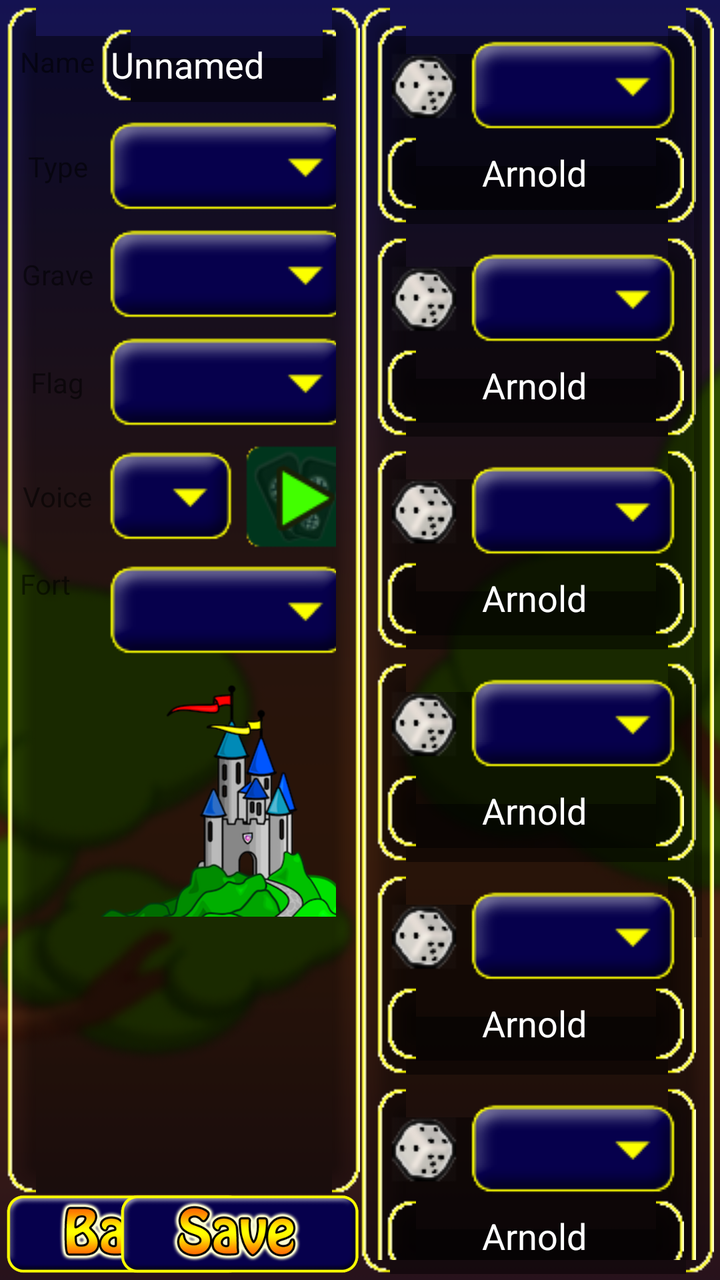
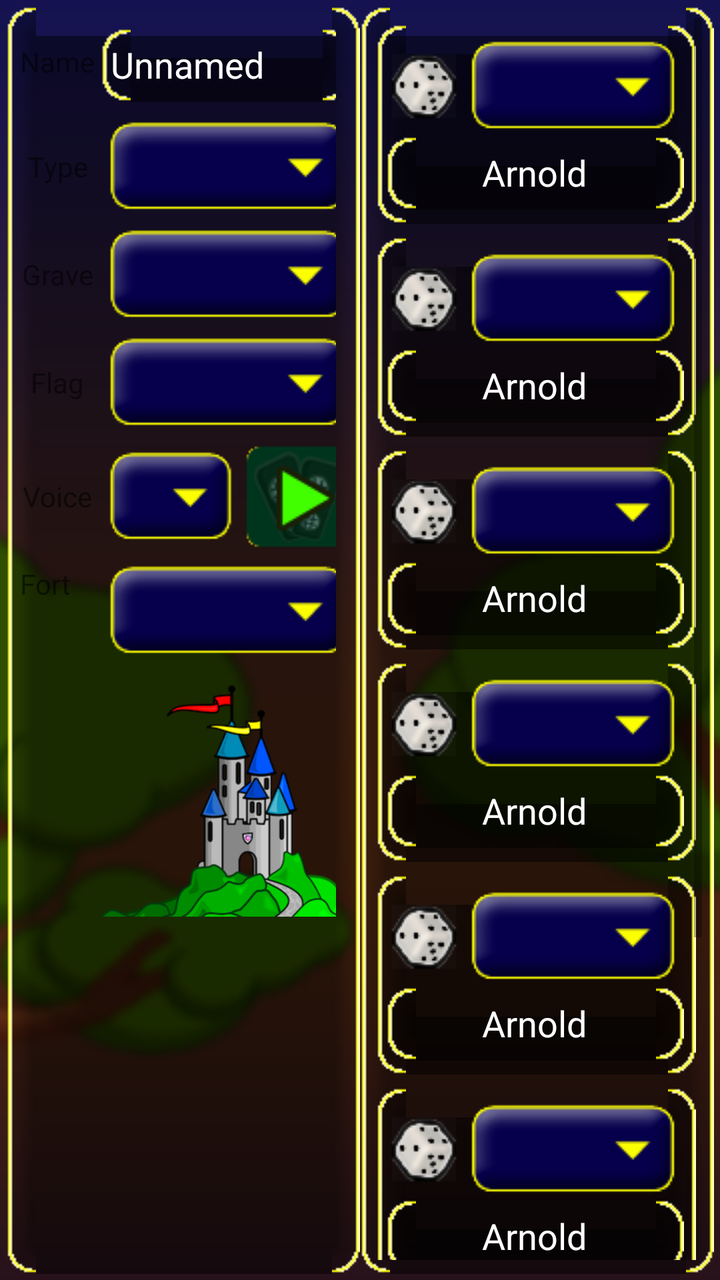

Screens rendered from an Android XML layout before and after an edit, with the pre-edit source and the edit as a unified diff.
<!-- AndroidManifest.xml: fallback theme Theme.MaterialComponents.DayNight.NoActionBar -->
<!-- res/layout/team_creation.xml -->
<?xml version="1.0" encoding="utf-8"?>
<FrameLayout
	xmlns:android="http://schemas.android.com/apk/res/android"
  	android:layout_width="fill_parent"
	android:layout_height="fill_parent">
	<include layout="@layout/background"/>
	<LinearLayout
	  xmlns:android="http://schemas.android.com/apk/res/android"
	  android:orientation="horizontal"
	  android:layout_width="fill_parent"
	  android:layout_height="fill_parent"
	  android:padding="3dp">
	  
	  <RelativeLayout
	  	android:layout_width="fill_parent"
	  	android:layout_height="fill_parent"
	  	android:layout_weight="1">
	  	<include layout="@layout/backbutton"/>
	  	<include layout="@layout/savebutton"/>
	  	<ScrollView
		  	android:layout_width="fill_parent"
		  	android:layout_height="fill_parent"
		  	android:layout_above="@+id/btnBack"
		  	android:background="@drawable/box"
		  	android:scrollbarFadeDuration="0">
		  	<TableLayout
		  		android:layout_width="fill_parent"
		  		android:layout_height="fill_parent"
		  		android:stretchColumns="1"
		  		android:layout_marginRight="4dip">
		  		<TableRow android:padding="2dip">
			  		<TextView
			  			android:id="@+id/nameTag"
			  			android:layout_width="wrap_content"
			  			android:layout_height="wrap_content"
			  			android:text="@string/name"/>
			  		<EditText
			  			android:id="@+id/txtName"
			  			android:layout_width="fill_parent"
			  			android:layout_height="wrap_content"
			  			android:layout_margin="3dip"
			  			android:background="@drawable/box"
			  			android:text="@string/name_default"
			  			android:textColor="#FFF"/>
		  		</TableRow>
		  		<TableRow android:padding="2dip">
			  		<TextView
			  			android:id="@+id/typeTag"
			  			android:layout_width="wrap_content"
			  			android:layout_height="fill_parent"
			  			android:layout_alignTop="@+id/spinType"
			  			android:layout_alignBottom="@id/spinType"
			  			android:gravity="center"
			  			android:text="@string/type"/>
			  		<Spinner
			  			android:id="@id/spinType"
			  			android:layout_width="fill_parent"
			  			android:layout_height="wrap_content"
			  			android:layout_marginLeft="3dip"
			  			android:background="@drawable/dropdown"/>
		  		</TableRow>
		  		<TableRow android:padding="2dip">
		  			<TextView
			  			android:id="@+id/graveTag"
			  			android:layout_width="wrap_content"
			  			android:layout_height="fill_parent"
			  			android:layout_alignTop="@+id/spinGrave"
			  			android:layout_alignBottom="@id/spinGrave"
			  			android:gravity="center"
			  			android:text="@string/grave"/>
			  		<Spinner
			  			android:id="@id/spinGrave"
			  			android:layout_width="wrap_content"
			  			android:layout_height="wrap_content"
			  			android:layout_marginLeft="3dip"
			  			android:background="@drawable/dropdown"/>
		  		</TableRow>
		  		<TableRow android:padding="2dip">
		   			<TextView
			  			android:id="@+id/FlagTag"
			  			android:layout_width="wrap_content"
			  			android:layout_height="fill_parent"
			  			android:layout_alignTop="@+id/spinFlag"
			  			android:layout_alignBottom="@id/spinFlag"
			  			android:gravity="center"
			  			android:text="@string/flag"/>
			  		<Spinner
			  			android:id="@id/spinFlag"
			  			android:layout_width="fill_parent"
			  			android:layout_height="wrap_content"
			  			android:layout_marginLeft="3dip"
			  			android:background="@drawable/dropdown"/>
		  		</TableRow>
		  		<TableRow android:padding="2dip">
		  		  	<TextView
			  			android:id="@+id/voiceTag"
			  			android:layout_width="wrap_content"
			  			android:layout_height="fill_parent"
			  			android:layout_alignTop="@+id/spinVoice"
			  			android:layout_alignBottom="@id/spinVoice"
			  			android:gravity="center"
			  			android:text="@string/voice"/>
			  		<RelativeLayout
			  			android:layout_width="fill_parent"
			  			android:layout_height="wrap_content"
			  			android:layout_marginLeft="3dip">
			  			<ImageButton
			  				android:id="@+id/btnPlay"
			  				android:layout_width="wrap_content"
			  				android:layout_height="wrap_content"
			  				android:layout_alignParentRight="true"
			  				android:adjustViewBounds="true"
			  				android:scaleType="centerInside"
			  				android:src="@drawable/playsound"
			  				android:background="@android:color/transparent"/>
			  			<Spinner
			  				android:id="@+id/spinVoice"
			  				android:layout_width="fill_parent"
			  				android:layout_height="fill_parent"
			  				android:layout_centerVertical="true"
			  				android:layout_alignParentLeft="true"
			  				android:layout_toLeftOf="@id/btnPlay"
			  				android:background="@drawable/dropdown"/>
			  		</RelativeLayout>
		  		</TableRow>
		  		<TableRow android:padding="2dip">
		  			<TextView
			  			android:id="@+id/fortTag"
			  			android:layout_width="wrap_content"
			  			android:layout_height="wrap_content"
			  			android:layout_marginTop="2dip"
			  			android:gravity="top"
			  			android:text="@string/fort"/>
		  			<RelativeLayout
			  			android:layout_width="fill_parent"
			  			android:layout_height="wrap_content"
			  			android:layout_marginLeft="3dip">
			  			<Spinner
			  				android:id="@+id/spinFort"
			  				android:layout_width="fill_parent"
			  				android:layout_height="wrap_content"
			  				android:layout_centerHorizontal="true"
			  				android:background="@drawable/dropdown"/>
			  			<ImageView
			  				android:id="@+id/imgFort"
			  				android:layout_width="128dip"
			  				android:layout_height="128dip"
			  				android:layout_centerHorizontal="true"
			  				android:layout_below="@id/spinFort"
			  				android:adjustViewBounds="true"
			  				android:scaleType="centerInside"
			  				android:background="@android:color/transparent"
			  				android:src="@drawable/fort"/>
			  			
			  		</RelativeLayout>
		  		</TableRow>
		  	</TableLayout>
		  </ScrollView>
	  </RelativeLayout>
	  
	  <ScrollView
	  	android:id="@+id/scroller"
	  	android:layout_width="fill_parent"
	  	android:layout_height="fill_parent"
	  	android:layout_weight="1"
	  	android:background="@drawable/box"
	  	android:scrollbarFadeDuration="0">
	  	<LinearLayout
	  		android:id="@+id/HogsContainer"
	  		android:orientation="vertical"
	  		android:layout_width="fill_parent"
	  		android:layout_height="fill_parent">
	  		<include layout="@layout/team_creation_entry"/>
	  		<include layout="@layout/team_creation_entry"/>
	  		<include layout="@layout/team_creation_entry"/>
	  		<include layout="@layout/team_creation_entry"/>
	  		<include layout="@layout/team_creation_entry"/>
	  		<include layout="@layout/team_creation_entry"/>
	  		<include layout="@layout/team_creation_entry"/>
	  		<include layout="@layout/team_creation_entry"/>
	  	</LinearLayout>
	  </ScrollView>
	</LinearLayout>
</FrameLayout>
<!-- res/layout/background.xml (included above) -->
<?xml version="1.0" encoding="utf-8"?>
<merge xmlns:android="http://schemas.android.com/apk/res/android">
<ImageView
	android:layout_width="fill_parent"
	android:layout_height="fill_parent"
	android:scaleType="centerCrop"
	android:src="@drawable/background"/>
</merge>
<!-- res/layout/backbutton.xml (included above) -->
<?xml version="1.0" encoding="utf-8"?>
<merge xmlns:android="http://schemas.android.com/apk/res/android">
    <ImageButton
    	android:id="@+id/btnBack"
    	android:layout_width="120dip"
    	android:layout_height="40dip"
    	android:layout_alignParentBottom="true"
    	android:layout_alignParentLeft="true"
    	android:adjustViewBounds="true"
    	android:scaleType="centerInside"
    	android:background="@android:color/transparent"
    	android:src="@drawable/backbutton"/>
</merge>
<!-- res/layout/savebutton.xml (included above) -->
<?xml version="1.0" encoding="utf-8"?>
<merge xmlns:android="http://schemas.android.com/apk/res/android">
    <ImageButton
    	android:id="@+id/btnSave"
    	android:layout_width="120dip"
    	android:layout_height="40dip"
    	android:layout_alignParentBottom="true"
    	android:layout_alignParentRight="true"
    	android:adjustViewBounds="true"
    	android:scaleType="centerInside"
    	android:background="@android:color/transparent"
    	android:src="@drawable/savebutton"/>
</merge>
<!-- res/layout/team_creation_entry.xml (included above) -->
<?xml version="1.0" encoding="utf-8"?>
<merge xmlns:android="http://schemas.android.com/apk/res/android">
  <RelativeLayout
  		android:layout_width="fill_parent"
  		android:layout_height="wrap_content"
  		android:background="@drawable/box"
  		android:layout_margin="3dp">
  		<Spinner
  			android:id="@+id/spinTeam1"
  			android:layout_width="wrap_content"
  			android:layout_height="wrap_content"
  			android:layout_alignParentRight="true"
  			android:layout_toRightOf="@+id/btnTeam1"
  			android:background="@drawable/dropdown"/>
  		<EditText
  			android:id="@+id/txtTeam1"
  			android:layout_width="fill_parent"
  			android:layout_height="wrap_content"
  			android:layout_below="@id/spinTeam1"
  			android:background="@drawable/box"
  			android:gravity="center"
  			android:textColor="#FFF"
  			android:text="Arnold"/>
  		<ImageButton
  			android:id="@id/btnTeam1"
  			android:layout_height="wrap_content"
  			android:layout_width="wrap_content"
  			android:layout_alignLeft="@id/txtTeam1"
  			android:layout_above="@id/txtTeam1"
  			android:layout_alignTop="@id/spinTeam1"
  			android:adjustViewBounds="true"
  			android:scaleType="centerInside"
  			android:background="@android:color/transparent"
  			android:src="@drawable/dice"/>
  </RelativeLayout>
</merge>
<!-- resources referenced by this layout -->
<resources>
  <!-- drawable backbutton: png bitmap (drawable-mdpi, 25366 bytes) -->
  <!-- drawable background: png bitmap (drawable-large-mdpi, 112827 bytes) -->
  <!-- drawable box: png bitmap (drawable-mdpi, 850 bytes) -->
  <!-- drawable dice: png bitmap (drawable-mdpi, 2588 bytes) -->
  <!-- drawable dropdown: png bitmap (drawable-mdpi, 1913 bytes) -->
  <!-- drawable fort: png bitmap (drawable-mdpi, 14160 bytes) -->
  <!-- drawable playsound: png bitmap (drawable-mdpi, 2749 bytes) -->
  <!-- drawable savebutton: png bitmap (drawable-mdpi, 26473 bytes) -->
  <string name="flag">Flag</string>
  <string name="fort">Fort</string>
  <string name="grave">Grave</string>
  <string name="name">Name</string>
  <string name="name_default">Unnamed</string>
  <string name="type">Type</string>
  <string name="voice">Voice</string>
</resources>

<!-- the commit's change to res/layout/team_creation.xml (unified diff, before → after) -->
@@ -15,8 +15,6 @@
 	  	android:layout_width="fill_parent"
 	  	android:layout_height="fill_parent"
 	  	android:layout_weight="1">
-	  	<include layout="@layout/backbutton"/>
-	  	<include layout="@layout/savebutton"/>
 	  	<ScrollView
 		  	android:layout_width="fill_parent"
 		  	android:layout_height="fill_parent"
@@ -190,34 +188,6 @@
 	android:layout_height="fill_parent"
 	android:scaleType="centerCrop"
 	android:src="@drawable/background"/>
-</merge>
-<!-- res/layout/backbutton.xml (included above) -->
-<?xml version="1.0" encoding="utf-8"?>
-<merge xmlns:android="http://schemas.android.com/apk/res/android">
-    <ImageButton
-    	android:id="@+id/btnBack"
-    	android:layout_width="120dip"
-    	android:layout_height="40dip"
-    	android:layout_alignParentBottom="true"
-    	android:layout_alignParentLeft="true"
-    	android:adjustViewBounds="true"
-    	android:scaleType="centerInside"
-    	android:background="@android:color/transparent"
-    	android:src="@drawable/backbutton"/>
-</merge>
-<!-- res/layout/savebutton.xml (included above) -->
-<?xml version="1.0" encoding="utf-8"?>
-<merge xmlns:android="http://schemas.android.com/apk/res/android">
-    <ImageButton
-    	android:id="@+id/btnSave"
-    	android:layout_width="120dip"
-    	android:layout_height="40dip"
-    	android:layout_alignParentBottom="true"
-    	android:layout_alignParentRight="true"
-    	android:adjustViewBounds="true"
-    	android:scaleType="centerInside"
-    	android:background="@android:color/transparent"
-    	android:src="@drawable/savebutton"/>
 </merge>
 <!-- res/layout/team_creation_entry.xml (included above) -->
 <?xml version="1.0" encoding="utf-8"?>
<!-- resource entries referenced after the edit -->
@@ -1,13 +1,11 @@
 <!-- resources referenced by this layout -->
 <resources>
-  <!-- drawable backbutton: png bitmap (drawable-mdpi, 25366 bytes) -->
   <!-- drawable background: png bitmap (drawable-large-mdpi, 112827 bytes) -->
   <!-- drawable box: png bitmap (drawable-mdpi, 850 bytes) -->
   <!-- drawable dice: png bitmap (drawable-mdpi, 2588 bytes) -->
   <!-- drawable dropdown: png bitmap (drawable-mdpi, 1913 bytes) -->
   <!-- drawable fort: png bitmap (drawable-mdpi, 14160 bytes) -->
   <!-- drawable playsound: png bitmap (drawable-mdpi, 2749 bytes) -->
-  <!-- drawable savebutton: png bitmap (drawable-mdpi, 26473 bytes) -->
   <string name="flag">Flag</string>
   <string name="fort">Fort</string>
   <string name="grave">Grave</string>
